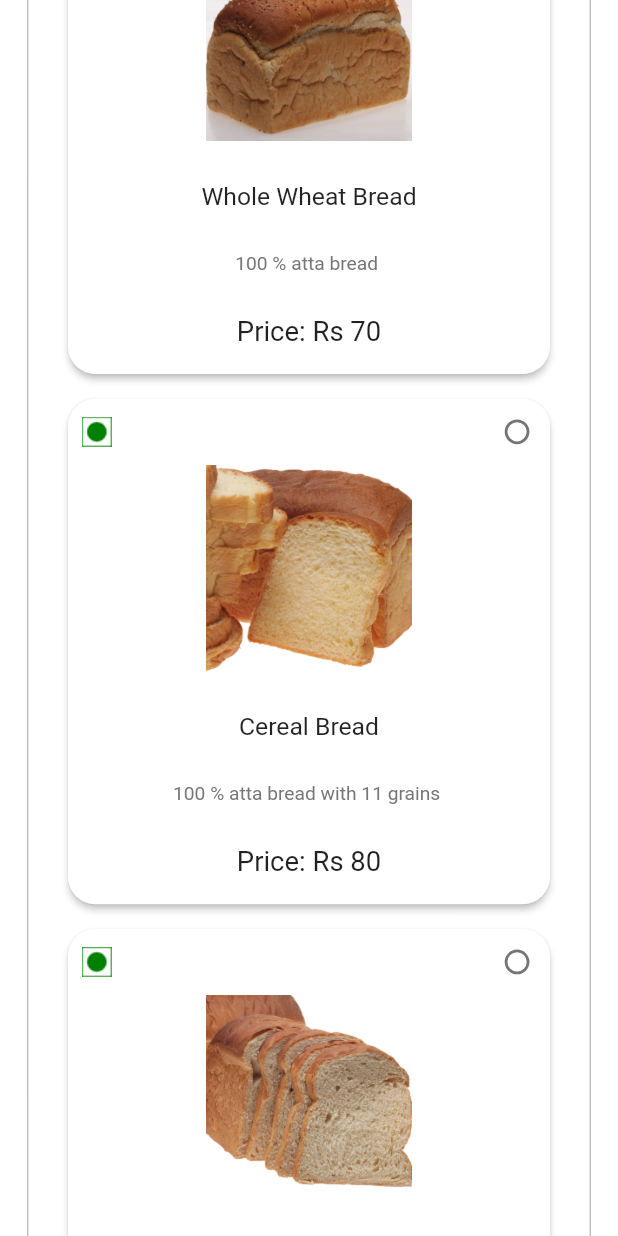
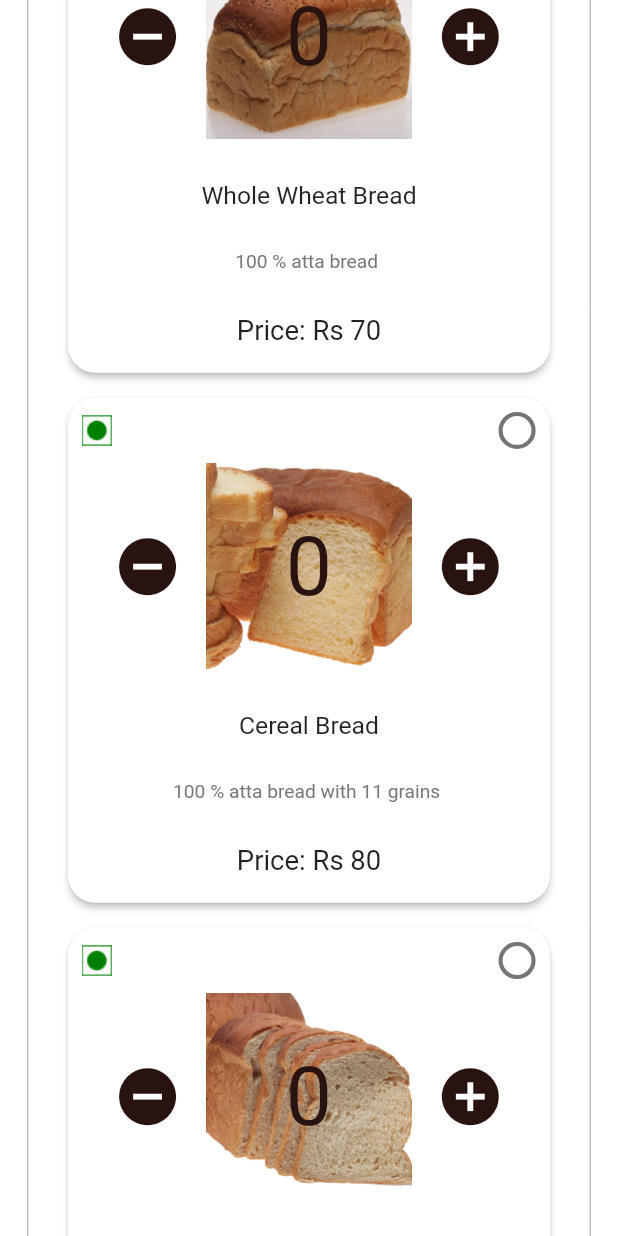
Before and after one commit to ArunDoodleBlue1494/ombc, a Flutter app: the screen it shows after launch, scrolled down 576 dp, on a phone screen of 412 x 824 dp. Run offline on Flutter 3.47's test engine with Material 2 defaults, Android fonts, the phone set to English and light mode, and no system bars; our stand-ins replace cookie_jar, dio, dio_cookie_manager, flutter_spinkit, fluttertoast, pretty_dio_logger and 2 more; missing offline and left inert: fimber.

Commit message:
bread box quantity added

```diff
--- a/lib/common/custom_colors.dart
+++ b/lib/common/custom_colors.dart
@@ -5,6 +5,7 @@ class CustomColors
   static const Color primaryColor = Color(0xFF009020);
   static const Color greenTextColor = Color(0xFF00B828);
   static const Color darkGreyTextColor = Color(0xFF767676);
+  static const Color liteGreyTextColor = Color(0xFF9A9898);
   static const Color lightGrey = Color(0xFFe4e4e4);
   static const Color forgot_pwd = Color(0xFF3FC1E8);
   ////Base
--- a/lib/feature/bread_box/bread_box_page.dart
+++ b/lib/feature/bread_box/bread_box_page.dart
@@ -1,4 +1,6 @@
 import 'package:flutter/material.dart';
+import 'package:flutter/widgets.dart';
+import 'package:fluttertoast/fluttertoast.dart';
 import 'package:ombc/common/custom_colors.dart';
 import 'package:ombc/common/dimens.dart';
 import 'package:ombc/common/strings.dart';
@@ -13,6 +15,18 @@ class BreadBoxPage extends StatefulWidget {
 
 class _BreadBoxPageState extends State<BreadBoxPage> {
   bool cbValue = false;
+  late int quantity;
+
+  void initState() {
+    super.initState();
+    quantity = 0;
+  }
+
+  void updateQuantity(int quantity, int index) {
+    setState(() {
+      this.quantity = quantity;
+    });
+  }
 
   @override
   Widget build(BuildContext context) {
@@ -50,7 +64,9 @@ class _BreadBoxPageState extends State<BreadBoxPage> {
                               padding: EdgeInsets.only(left: 10),
                               child: Image.asset('assets/images/veg.gif'),
                             ),
-                            Checkbox(
+                            Transform.scale(
+                              scale: 1.5,
+                              child: Checkbox(
                                 checkColor: Colors.white,
                                 shape: CircleBorder(),
                                 value: breadBoxList[index].isSelected,
@@ -59,13 +75,60 @@ class _BreadBoxPageState extends State<BreadBoxPage> {
                                     breadBoxList[index].isSelected = value!;
                                   });
                                 },
-                            )
+                              ),
+                            ),
                           ],
                         ),
+                        Stack(
+                          alignment: Alignment.center,
+                          children: [
                             Image.asset(
                               breadBoxList[index].productImage!,
                               width: 150,
                               height: 150,
+                            ),
+                            Padding(
+                              padding: EdgeInsets.only(left: 25, right: 25),
+                              child: Row(
+                                mainAxisAlignment:
+                                    MainAxisAlignment.spaceBetween,
+                                children: [
+                                  IconButton(
+                                      iconSize: 50,
+                                      color: CustomColors.brown,
+                                      onPressed: () {
+                                        if (quantity > 0) {
+                                          quantity--;
+                                          breadBoxList[index].quantity=(breadBoxList[index].quantity!-1);
+                                          updateQuantity(quantity,index);
+                                        }
+                                      },
+                                      icon: const Icon(Icons.remove_circle)),
+                                  Text(
+                                    breadBoxList[index].quantity.toString(),
+                                    style: TextStyle(
+                                        fontSize: 60,
+                                        color: CustomColors.brown),
+                                  ),
+                                  IconButton(
+                                      iconSize: 50,
+                                      color: CustomColors.brown,
+                                      onPressed: () {
+                                        if (quantity == 3) {
+                                          Fluttertoast.showToast(
+                                              msg:
+                                                  "Already 3 loaves per order has been selected");
+                                        } else {
+                                          quantity++;
+                                          breadBoxList[index].quantity=(breadBoxList[index].quantity!+1);
+                                          updateQuantity(quantity,index);
+                                        }
+                                      },
+                                      icon: const Icon(Icons.add_circle_sharp)),
+                                ],
+                              ),
+                            ),
+                          ],
                         ),
                         SizedBox(height: Dimens.dp_30),
                         Text(
@@ -95,12 +158,29 @@ class _BreadBoxPageState extends State<BreadBoxPage> {
                               ),
                             ],
                           ),
-                        )
+                        ),
                       ],
                     ),
                   ),
                 );
-              })
+              }),
+          SizedBox(
+            height: 20,
+          ),
+          TextButton(
+            style: ButtonStyle(
+                foregroundColor: MaterialStateProperty.all<Color>(Colors.brown),
+                backgroundColor: MaterialStateProperty.all<Color>(Colors.brown),
+                shape: MaterialStateProperty.all<RoundedRectangleBorder>(
+                    RoundedRectangleBorder(
+                  borderRadius: BorderRadius.circular(18.0),
+                ))),
+            onPressed: () => Fluttertoast.showToast(msg: "Clicked next"),
+            child: Text(
+              Strings.next,
+              style: TextStyle(color: Colors.white, fontSize: 16),
+            ),
+          ),
         ],
       ),
     );
--- a/lib/feature/subscription_head/subscription_head_page.dart
+++ b/lib/feature/subscription_head/subscription_head_page.dart
@@ -62,14 +62,27 @@ class _SubscriptionHeadPageState extends State<SubscriptionHeadPage> {
                       Text(
                         Strings.choose_your_bread,
                         style: TextStyle(
-                            fontSize: 25, fontWeight: FontWeight.bold),
+                            fontSize: 24, fontWeight: FontWeight.bold),
                       ),
                       SizedBox(height: Dimens.dp_30),
                       Row(
                         mainAxisAlignment: MainAxisAlignment.center,
                         children: [
+                          /*MaterialButton(
+                            color: CustomColors.brown,
+                            shape: CircleBorder(),
+                            onPressed: () {},
+                            child: Padding(
+                              padding: const EdgeInsets.all(100),
+                              child: Text(
+                                '1',
+                                style: TextStyle(color: Colors.white, fontSize: 20),
+                              ),
+                            ),
+                          ),*/
                           Container(
                             decoration: BoxDecoration(
+                              color: CustomColors.brown,
                               shape: BoxShape.circle,
                               border: Border.all(
                                   color: CustomColors.darkGreyTextColor,
@@ -81,7 +94,7 @@ class _SubscriptionHeadPageState extends State<SubscriptionHeadPage> {
                                 "1",
                                 style: TextStyle(
                                     fontSize: 20,
-                                    color: CustomColors.darkGreyTextColor),
+                                    color: CustomColors.white),
                               ),
                             ),
                           ),
@@ -132,26 +145,6 @@ class _SubscriptionHeadPageState extends State<SubscriptionHeadPage> {
                       SizedBox(
                         height: 30,
                       ),
-                      TextButton(
-                        style: ButtonStyle(
-                            foregroundColor:
-                                MaterialStateProperty.all<Color>(Colors.brown),
-                            backgroundColor:
-                                MaterialStateProperty.all<Color>(Colors.brown),
-                            shape: MaterialStateProperty.all<
-                                RoundedRectangleBorder>(RoundedRectangleBorder(
-                              borderRadius: BorderRadius.circular(18.0),
-                            ))),
-                        onPressed: () =>
-                            Fluttertoast.showToast(msg: "Clicked next"),
-                        child: Text(
-                          Strings.next,
-                          style: TextStyle(color: Colors.white, fontSize: 16),
-                        ),
-                      ),
-                      SizedBox(
-                        height: 40,
-                      ),
                     ],
                   )),
             ),
--- a/lib/model/widget/bread_box_model.dart
+++ b/lib/model/widget/bread_box_model.dart
@@ -6,18 +6,19 @@ class BreadBoxModel{
   String? ingredient;
   String? price;
   bool? isSelected;
-  BreadBoxModel({this.productImage,this.productName,this.ingredient,this.price,this.isSelected});
+  int? quantity;
+  BreadBoxModel({this.productImage,this.productName,this.ingredient,this.price,this.isSelected,this.quantity});
 }
 List<BreadBoxModel> breadBoxList=[
-  BreadBoxModel(productImage:ImagePath.cerealBread,productName: "Whole Wheat Bread",ingredient: "100 % atta bread ",price: "Rs 70",isSelected: false),
-  BreadBoxModel(productImage:ImagePath.countryLoaf,productName: "Cereal Bread",ingredient: "100 % atta bread with 11 grains ",price: "Rs 80",isSelected: false),
-  BreadBoxModel(productImage:ImagePath.wheatBread,productName: "Country Loaf",ingredient: "Traditional white bread ",price: "Rs 60",isSelected: false),
-  BreadBoxModel(productImage:ImagePath.cerealBread,productName: "Whole Wheat Bread",ingredient: "100 % atta bread ",price: "Rs 70",isSelected: false),
-  BreadBoxModel(productImage:ImagePath.countryLoaf,productName: "Cereal Bread",ingredient: "100 % atta bread with 11 grains ",price: "Rs 80",isSelected: false),
-  BreadBoxModel(productImage:ImagePath.wheatBread,productName: "Country Loaf",ingredient: "Traditional white bread ",price: "Rs 60",isSelected: false),
-  BreadBoxModel(productImage:ImagePath.cerealBread,productName: "Whole Wheat Bread",ingredient: "100 % atta bread ",price: "Rs 70",isSelected: false),
-  BreadBoxModel(productImage:ImagePath.countryLoaf,productName: "Cereal Bread",ingredient: "100 % atta bread with 11 grains ",price: "Rs 80",isSelected: false),
-  BreadBoxModel(productImage:ImagePath.wheatBread,productName: "Country Loaf",ingredient: "Traditional white bread ",price: "Rs 60",isSelected: false),
-  BreadBoxModel(productImage:ImagePath.wheatBread,productName: "Country Loaf",ingredient: "Traditional white bread ",price: "Rs 60",isSelected: false),
+  BreadBoxModel(productImage:ImagePath.cerealBread,productName: "Whole Wheat Bread",ingredient: "100 % atta bread ",price: "Rs 70",isSelected: false,quantity: 0),
+  BreadBoxModel(productImage:ImagePath.countryLoaf,productName: "Cereal Bread",ingredient: "100 % atta bread with 11 grains ",price: "Rs 80",isSelected: false,quantity: 0),
+  BreadBoxModel(productImage:ImagePath.wheatBread,productName: "Country Loaf",ingredient: "Traditional white bread ",price: "Rs 60",isSelected: false,quantity: 0),
+  BreadBoxModel(productImage:ImagePath.cerealBread,productName: "Whole Wheat Bread",ingredient: "100 % atta bread ",price: "Rs 70",isSelected: false,quantity: 0),
+  BreadBoxModel(productImage:ImagePath.countryLoaf,productName: "Cereal Bread",ingredient: "100 % atta bread with 11 grains ",price: "Rs 80",isSelected: false,quantity: 0),
+  BreadBoxModel(productImage:ImagePath.wheatBread,productName: "Country Loaf",ingredient: "Traditional white bread ",price: "Rs 60",isSelected: false,quantity: 0),
+  BreadBoxModel(productImage:ImagePath.cerealBread,productName: "Whole Wheat Bread",ingredient: "100 % atta bread ",price: "Rs 70",isSelected: false,quantity: 0),
+  BreadBoxModel(productImage:ImagePath.countryLoaf,productName: "Cereal Bread",ingredient: "100 % atta bread with 11 grains ",price: "Rs 80",isSelected: false,quantity: 0),
+  BreadBoxModel(productImage:ImagePath.wheatBread,productName: "Country Loaf",ingredient: "Traditional white bread ",price: "Rs 60",isSelected: false,quantity: 0),
+  BreadBoxModel(productImage:ImagePath.wheatBread,productName: "Country Loaf",ingredient: "Traditional white bread ",price: "Rs 60",isSelected: false,quantity: 0),
 
 ];
```
Lines whose indentation alone changed are shown as unchanged.
